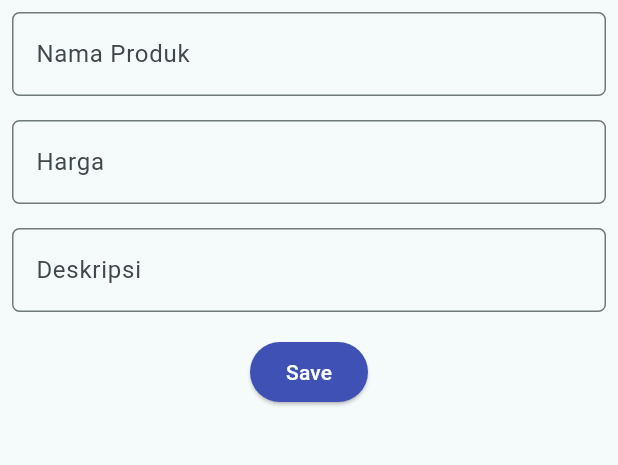
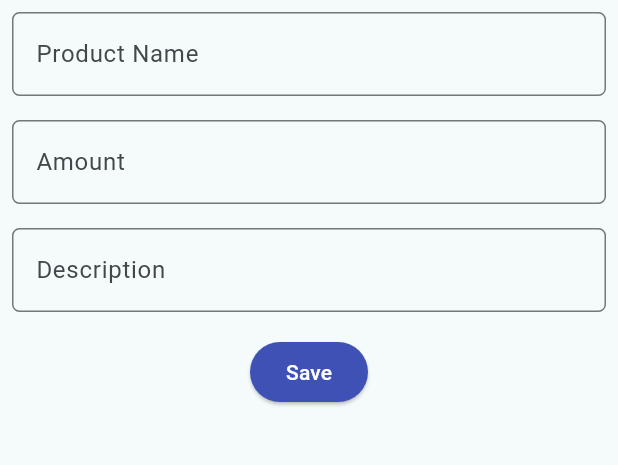
Before and after one commit to ilhamzik/invent, a Flutter app: the ShopFormPage screen opened directly, on a phone screen of 412 x 824 dp, the part 84-549 px from its top. Run offline on Flutter 3.47's test engine with Material 2 defaults, Android fonts, the light colour scheme and no system bars.

Commit message:
tugas 8 done

```diff
--- a/lib/screens/shoplist_form.dart
+++ b/lib/screens/shoplist_form.dart
@@ -11,7 +11,7 @@ class ShopFormPage extends StatefulWidget {
 class _ShopFormPageState extends State<ShopFormPage> {
   final _formKey = GlobalKey<FormState>();
   String _name = "";
-  int _price = 0;
+  int _amount = 0;
   String _description = "";
   @override
   Widget build(BuildContext context) {
@@ -36,8 +36,8 @@ class _ShopFormPageState extends State<ShopFormPage> {
                 padding: const EdgeInsets.all(8.0),
                 child: TextFormField(
                   decoration: InputDecoration(
-                    hintText: "Nama Produk",
-                    labelText: "Nama Produk",
+                    hintText: "Product Name",
+                    labelText: "Product Name",
                     border: OutlineInputBorder(
                       borderRadius: BorderRadius.circular(5.0),
                     ),
@@ -59,15 +59,15 @@ class _ShopFormPageState extends State<ShopFormPage> {
                 padding: const EdgeInsets.all(8.0),
                 child: TextFormField(
                   decoration: InputDecoration(
-                    hintText: "Harga",
-                    labelText: "Harga",
+                    hintText: "Amount",
+                    labelText: "Amount",
                     border: OutlineInputBorder(
                       borderRadius: BorderRadius.circular(5.0),
                     ),
                   ),
                   onChanged: (String? value) {
                     setState(() {
-                      _price = int.parse(value!);
+                      _amount = int.parse(value!);
                     });
                   },
                   validator: (String? value) {
@@ -85,8 +85,8 @@ class _ShopFormPageState extends State<ShopFormPage> {
                 padding: const EdgeInsets.all(8.0),
                 child: TextFormField(
                   decoration: InputDecoration(
-                    hintText: "Deskripsi",
-                    labelText: "Deskripsi",
+                    hintText: "Description",
+                    labelText: "Description",
                     border: OutlineInputBorder(
                       borderRadius: BorderRadius.circular(5.0),
                     ),
@@ -126,7 +126,7 @@ class _ShopFormPageState extends State<ShopFormPage> {
                                       CrossAxisAlignment.start,
                                   children: [
                                     Text('Nama: $_name'),
-                                    Text('Harga: $_price'),
+                                    Text('Amount: $_amount'),
                                     Text('Deskripsi: $_description'),
                                   ],
                                 ),
```
Also changed, not shown: lib/screens/menu.dart (+6 -4 lines), 1 other file.
